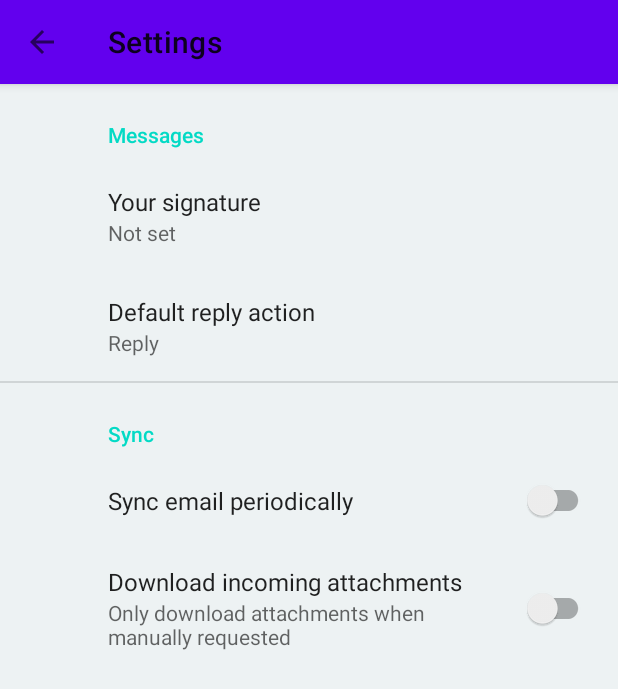
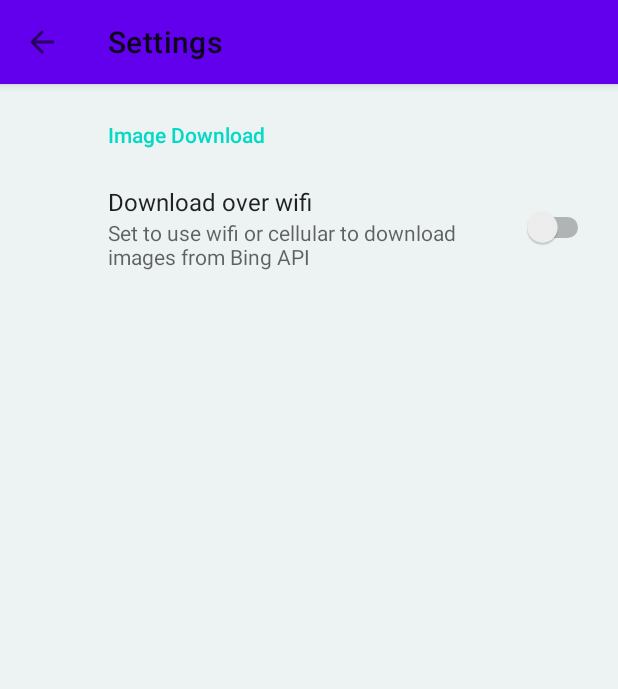
Before and after one commit to vyangit/Daily-Bing-Wallpapers, an Android app: the SettingsActivity screen opened directly, with no data from a screen before it, on a phone screen of 412 x 824 dp. Shown: the top 689 px of the screen. Run offline under Robolectric (Android 15) with nearby library versions, the phone set to English and light mode, and no system bars; our stand-ins replace androidx.preference.

Commit message:
Added wifi only mode setting and functionality for network calls.

```diff
--- a/app/src/main/AndroidManifest.xml
+++ b/app/src/main/AndroidManifest.xml
@@ -5,8 +5,10 @@
     <uses-permission android:name="android.permission.READ_EXTERNAL_STORAGE" />
     <uses-permission android:name="android.permission.INTERNET" />
     <uses-permission android:name="android.permission.ACCESS_NETWORK_STATE" />
+    <uses-permission android:name="android.permission.ACCESS_WIFI_STATE" />
     <uses-permission android:name="android.permission.FOREGROUND_SERVICE" />
     <uses-permission android:name="android.permission.SET_WALLPAPER" />
+
 
     <application
         android:allowBackup="true"
@@ -32,6 +34,7 @@
             android:exported="true">
             <intent-filter>
                 <action android:name="android.intent.action.BOOT_COMPLETED" />
+                <action android:name="android.net.wifi.WIFI_STATE_CHANGED" />
                 <action android:name="com.example.dailybingwallpapers.APP_REFRESH_BACKGROUND" />
             </intent-filter>
         </receiver>
--- a/app/src/main/java/com/example/dailybingwallpapers/app/services/BingImageImportService.kt
+++ b/app/src/main/java/com/example/dailybingwallpapers/app/services/BingImageImportService.kt
@@ -7,9 +7,11 @@ import android.content.Intent
 import android.graphics.BitmapFactory
 import android.graphics.Rect
 import android.net.Uri
+import android.net.wifi.WifiManager
 import android.os.Build
 import android.os.IBinder
 import androidx.core.content.edit
+import androidx.preference.PreferenceManager
 import com.example.dailybingwallpapers.R
 import com.example.dailybingwallpapers.app.services.interfaces.ForegroundService
 import com.example.dailybingwallpapers.app.storage.database.AppDatabase
@@ -90,8 +92,18 @@ class BingImageImportService : Service(), ForegroundService {
     private fun runService() {
         // Fetch the data and close the service after
         CoroutineScope(Dispatchers.IO).launch {
-            importLatestBingImages()
-            importMissingBingImages()
+            // Check if wifi mode is on before executing network ops
+            val prefs = PreferenceManager.getDefaultSharedPreferences(applicationContext)
+            val isWifiOnlyOn = prefs.getBoolean(
+                getString(R.string.shared_prefs_app_default_wifi_only),
+                false
+            )
+            val wifiManager = getSystemService(Context.WIFI_SERVICE) as WifiManager
+            val isWifiOn = wifiManager.isWifiEnabled
+            if (isWifiOnlyOn && isWifiOn) {
+                importLatestBingImages()
+                importMissingBingImages()
+            }
         }.invokeOnCompletion {
             refreshDailyWallpaper()
             stopSelf()
--- a/app/src/main/res/layout/activity_main.xml
+++ b/app/src/main/res/layout/activity_main.xml
@@ -38,6 +38,7 @@
                 style="@style/TextAppearance.MaterialComponents.Headline4"
                 android:layout_width="match_parent"
                 android:layout_height="wrap_content"
+                android:layout_marginBottom="@dimen/spacing"
                 android:text="@string/preview"
                 android:textStyle="bold" />
 
--- a/app/src/main/res/values/strings.xml
+++ b/app/src/main/res/values/strings.xml
@@ -2,26 +2,31 @@
 <resources>
     <string name="app_name">Daily Bing Wallpapers</string>
 
+    <!-- Generic phrases -->
     <string name="ok">OK</string>
     <string name="na">N/A</string>
     <string name="preview">Preview</string>
     <string name="today">Today</string>
     <string name="daily">Daily</string>
 
+    <!-- Storage permission messages -->
     <string name="storage_permission_required">Storage access is required to display the imported Bing images.</string>
     <string name="storage_permission_not_available">Storage is not available. Requesting storage permission.</string>
     <string name="storage_permission_available">Storage permission is available. Loading images.</string>
     <string name="storage_permission_granted">Storage permission was granted. Loading images.</string>
     <string name="storage_permission_denied">Storage permission request was denied.</string>
 
+    <!-- Global settings (i.e app sets these explicitly)-->
     <string name="shared_prefs_app_globals_file_key">GLOBAL</string>
     <string name="shared_prefs_app_globals_last_update_time">GLOBAL_LAST_UPDATE_TIME</string>
     <string name="shared_prefs_app_globals_daily_mode_on">GLOBAL_DAILY_MODE</string>
     <string name="shared_prefs_app_globals_recorded_wallpaper_id">GLOBAL_RECORDED_WALLPAPER_ID</string>
     <string name="shared_prefs_app_globals_last_daily_mode_update_date">GLOBAL_LAST_DAILY_MODE_UPDATE_DATE</string>
 
-    <string name="shared_prefs_app_settings_file_key">SETTINGS</string>
+    <!-- Preference settings (i.e user set these explicitly)-->
+    <string name="shared_prefs_app_default_wifi_only">DEFAULT WIFI ONLY</string>
 
+    <!-- Main Activity strings -->
     <string name="activity_main_preview_date_label">Date:</string>
     <string name="activity_main_preview_copyright_label">Copyright:</string>
     <string name="activity_main_preview_copyright_link_label">Copyright Link:</string>
@@ -48,29 +53,22 @@
 
     <string name="activity_settings_toolbar_title">Settings</string>
 
+    <!-- Settings activity strings -->
+    <string name="title_activity_settings">SettingsActivity</string>
+    <string name="root_preferences_header_image_import">Image Download</string>
+    <string name="root_preferences_pref_wifi_only">Download over wifi</string>
+    <string name="root_preferences_pref_wifi_only_summary_on">Set to only use wifi to download images from Bing API</string>
+    <string name="root_preferences_pref_wifi_only_summary_off">Set to use wifi or cellular to download images from Bing API</string>
+
+    <!-- Menu strings for discover gallery view -->
     <string name="menu_activity_main_gallery_item_set_as">Set as</string>
 
     <string name="menu_activity_main_gallery_daily_item_set_wallpaper">Set daily</string>
 
     <string name="menu_app_bar_settings">Settings</string>
 
+    <!-- Service foreground notifications -->
     <string name="import_service_notification_title">Downloading Bing images</string>
     <string name="validator_service_notification_title">Checking if Bing image files exist</string>
-    <string name="title_activity_settings">SettingsActivity</string>
-
-    <!-- Preference Titles -->
-    <string name="messages_header">Messages</string>
-    <string name="sync_header">Sync</string>
-
-    <!-- Messages Preferences -->
-    <string name="signature_title">Your signature</string>
-    <string name="reply_title">Default reply action</string>
-
-    <!-- Sync Preferences -->
-    <string name="sync_title">Sync email periodically</string>
-    <string name="attachment_title">Download incoming attachments</string>
-    <string name="attachment_summary_on">Automatically download attachments for incoming emails
-    </string>
-    <string name="attachment_summary_off">Only download attachments when manually requested</string>
 
 </resources>
--- a/app/src/main/res/xml/root_preferences.xml
+++ b/app/src/main/res/xml/root_preferences.xml
@@ -1,34 +1,13 @@
 <PreferenceScreen xmlns:app="http://schemas.android.com/apk/res-auto">
 
-    <PreferenceCategory app:title="@string/messages_header">
+    <PreferenceCategory app:title="@string/root_preferences_header_image_import">
 
-        <EditTextPreference
-            app:key="signature"
-            app:title="@string/signature_title"
-            app:useSimpleSummaryProvider="true" />
-
-        <ListPreference
-            app:defaultValue="reply"
-            app:entries="@array/reply_entries"
-            app:entryValues="@array/reply_values"
-            app:key="reply"
-            app:title="@string/reply_title"
-            app:useSimpleSummaryProvider="true" />
-
+        <SwitchPreference
+            app:defaultValue="false"
+            app:key="@string/shared_prefs_app_default_wifi_only"
+            app:summaryOff="@string/root_preferences_pref_wifi_only_summary_off"
+            app:summaryOn="@string/root_preferences_pref_wifi_only_summary_on"
+            app:title="@string/root_preferences_pref_wifi_only" />
     </PreferenceCategory>
 
-    <PreferenceCategory app:title="@string/sync_header">
-
-        <SwitchPreferenceCompat
-            app:key="sync"
-            app:title="@string/sync_title" />
-
-        <SwitchPreferenceCompat
-            app:dependency="sync"
-            app:key="attachment"
-            app:summaryOff="@string/attachment_summary_off"
-            app:summaryOn="@string/attachment_summary_on"
-            app:title="@string/attachment_title" />
-
-    </PreferenceCategory>
 </PreferenceScreen>
```
